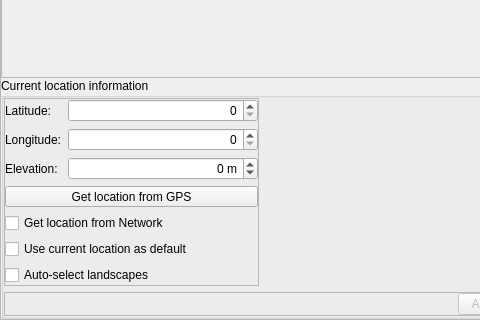
The window that src/gui/locationDialogGui.ui (Stellarium/stellarium) describes before a commit, drawn with Qt 5; both pictures show x 0 to 480 and y 163 to 483 of the 786 by 483 pixel window.
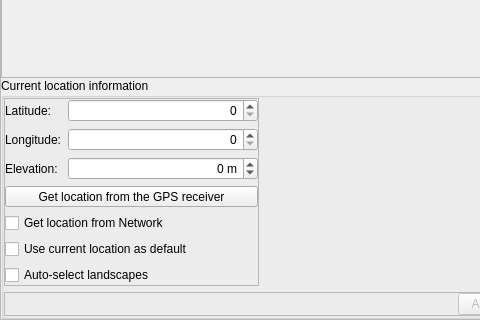
The same window after the commit. Custom widgets are drawn as their Qt base class.

Commit message:
Don fall back to QtPositioning when using a GPS receiver
Getting geo position from network already uses QGeoPositionInfoSource,
and supports the modern API with manual permission handling. Now the GPS
query button takes care only of the external GPS receivers via libgps or
direct serial port access.

Fixes #5189

The edit to the form file:
```diff
--- a/src/gui/locationDialogGui.ui
+++ b/src/gui/locationDialogGui.ui
@@ -341,7 +341,7 @@
                </sizepolicy>
               </property>
               <property name="text">
-               <string>Get location from GPS</string>
+               <string>Get location from the GPS receiver</string>
               </property>
               <property name="checkable">
                <bool>true</bool>
```
The commit also changes 3 other files.
